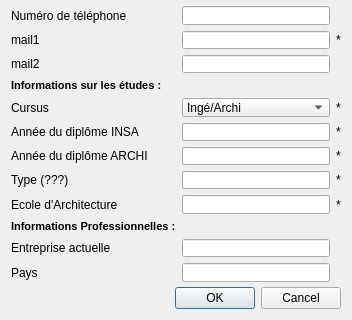
Old version of the form src/registerDialog.ui in the repository abrochot/Annuaire; both pictures show x 0 to 352 and y 198 to 518 of the 352 by 518 pixel window.
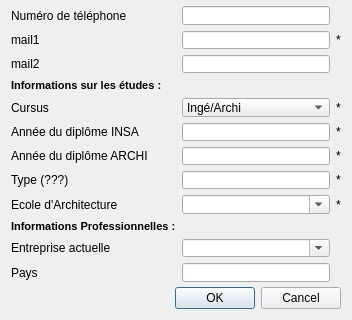
New version of the form. Icons and pictures are not drawn.

Commit message: gestion de la connexion/deconnexion, de l'ajout d'utilisateurs, rajout de feuilles de style pour le login et aPropos

```diff
--- a/src/registerDialog.ui
+++ b/src/registerDialog.ui
@@ -29,6 +29,10 @@
    <iconset resource="img.qrc">
     <normaloff>:/img/icon</normaloff>:/img/icon</iconset>
   </property>
+  <property name="styleSheet">
+   <string notr="true">
+</string>
+  </property>
   <property name="modal">
    <bool>true</bool>
   </property>
@@ -328,15 +332,26 @@
      <item row="14" column="1">
       <widget class="QLineEdit" name="leType"/>
      </item>
-     <item row="15" column="1">
-      <widget class="QLineEdit" name="leEcoleArchi"/>
-     </item>
-     <item row="17" column="1">
-      <widget class="QLineEdit" name="leEntreprise"/>
-     </item>
      <item row="18" column="1">
       <widget class="QLineEdit" name="lePays"/>
      </item>
+     <item row="15" column="1">
+      <widget class="QComboBox" name="cbEcole">
+       <property name="editable">
+        <bool>true</bool>
+       </property>
+       <property name="currentIndex">
+        <number>-1</number>
+       </property>
+      </widget>
+     </item>
+     <item row="17" column="1">
+      <widget class="QComboBox" name="cbEntreprise">
+       <property name="editable">
+        <bool>true</bool>
+       </property>
+      </widget>
+     </item>
     </layout>
    </item>
    <item>
```
Left out of the diff: 18 changed lines with no effect on the pictures. The commit also changes 7 other files.
